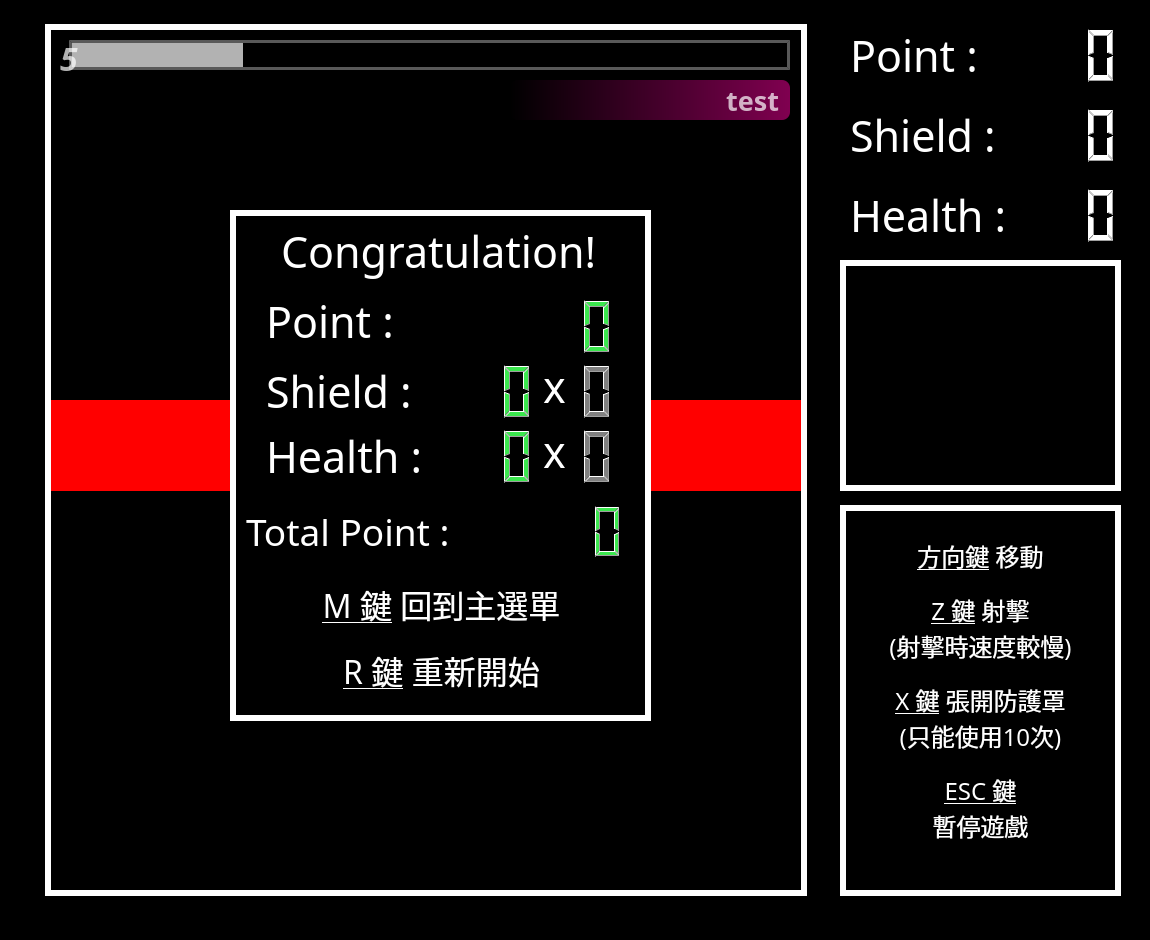
Above: mainwindow.ui from alvin5716/Shooting-Game-Space-Defender before the change. Below: the same form after it.
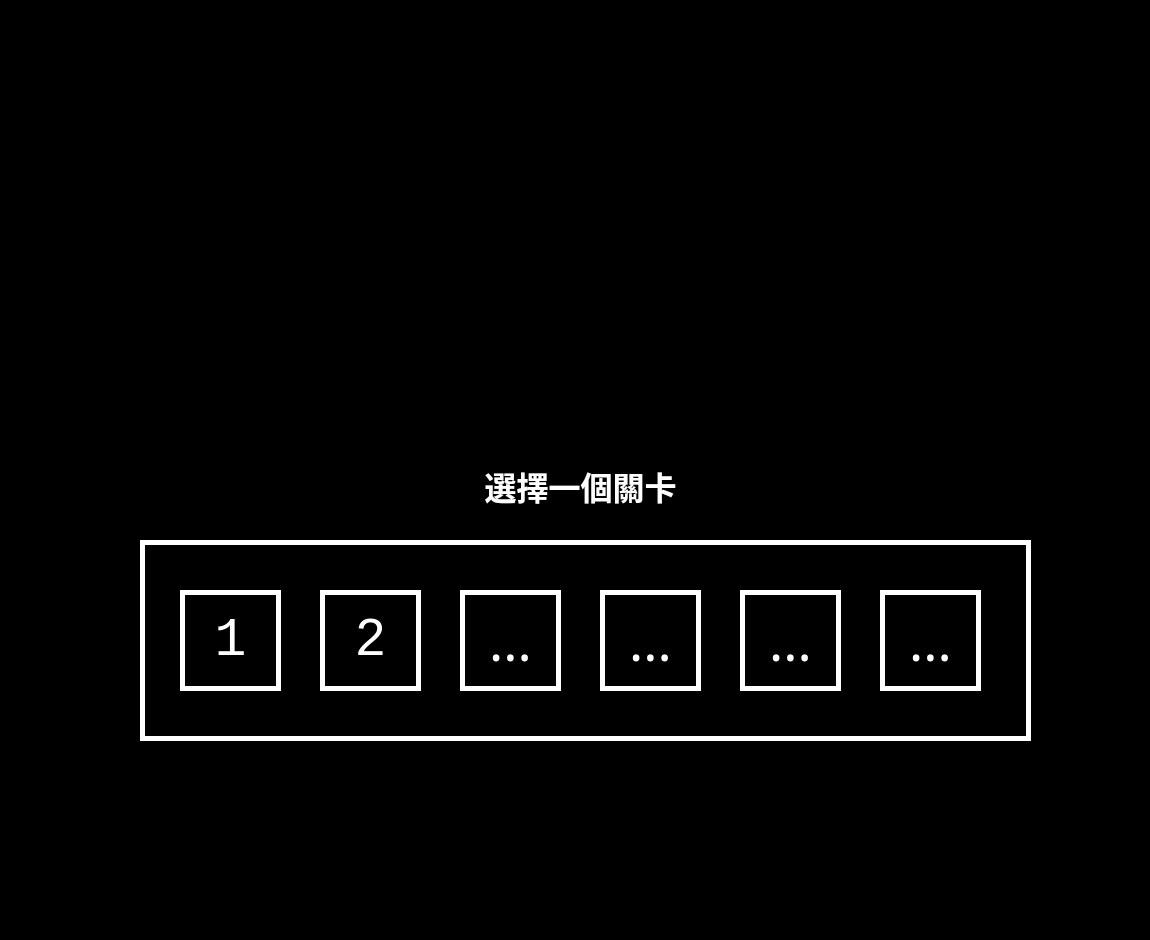
That is the form after the change. Icons and pictures are not drawn.

Commit message: level2 complete

```diff
--- a/mainwindow.ui
+++ b/mainwindow.ui
@@ -12,8 +12,14 @@
   </property>
   <property name="minimumSize">
    <size>
-    <width>999</width>
-    <height>917</height>
+    <width>1150</width>
+    <height>940</height>
+   </size>
+  </property>
+  <property name="maximumSize">
+   <size>
+    <width>1150</width>
+    <height>940</height>
    </size>
   </property>
   <property name="windowTitle">
@@ -35,7 +41,7 @@
      </rect>
     </property>
     <property name="currentIndex">
-     <number>1</number>
+     <number>2</number>
     </property>
     <widget class="QWidget" name="StartPage">
      <widget class="QPushButton" name="startButton">
@@ -399,7 +405,7 @@
 &lt;p align=&quot;center&quot; style=&quot; margin-top:0px; margin-bottom:0px; margin-left:0px; margin-right:0px; -qt-block-indent:0; text-indent:0px;&quot;&gt;&lt;span style=&quot; font-family:'微軟正黑體'; font-size:18pt; font-weight:400;&quot;&gt;(射擊時速度較慢)&lt;/span&gt;&lt;/p&gt;
 &lt;p align=&quot;center&quot; style=&quot; margin-top:0px; margin-bottom:0px; margin-left:0px; margin-right:0px; -qt-block-indent:0; text-indent:0px;&quot;&gt;&lt;span style=&quot; font-family:'微軟正黑體'; font-size:10pt; font-weight:400;&quot;&gt; &lt;/span&gt;&lt;/p&gt;
 &lt;p align=&quot;center&quot; style=&quot; margin-top:0px; margin-bottom:0px; margin-left:0px; margin-right:0px; -qt-block-indent:0; text-indent:0px;&quot;&gt;&lt;span style=&quot; font-family:'微軟正黑體'; font-size:18pt; font-weight:400; text-decoration: underline;&quot;&gt;X 鍵&lt;/span&gt;&lt;span style=&quot; font-family:'微軟正黑體'; font-size:18pt; font-weight:400;&quot;&gt; 張開防護罩&lt;/span&gt;&lt;/p&gt;
-&lt;p align=&quot;center&quot; style=&quot; margin-top:0px; margin-bottom:0px; margin-left:0px; margin-right:0px; -qt-block-indent:0; text-indent:0px;&quot;&gt;&lt;span style=&quot; font-family:'微軟正黑體'; font-size:18pt; font-weight:400;&quot;&gt;(只能使用10次)&lt;/span&gt;&lt;/p&gt;
+&lt;p align=&quot;center&quot; style=&quot; margin-top:0px; margin-bottom:0px; margin-left:0px; margin-right:0px; -qt-block-indent:0; text-indent:0px;&quot;&gt;&lt;span style=&quot; font-family:'微軟正黑體'; font-size:18pt; font-weight:400;&quot;&gt;(只能使用5次)&lt;/span&gt;&lt;/p&gt;
 &lt;p align=&quot;center&quot; style=&quot; margin-top:0px; margin-bottom:0px; margin-left:0px; margin-right:0px; -qt-block-indent:0; text-indent:0px;&quot;&gt;&lt;span style=&quot; font-family:'微軟正黑體'; font-size:10pt; font-weight:400;&quot;&gt; &lt;/span&gt;&lt;/p&gt;
 &lt;p align=&quot;center&quot; style=&quot; margin-top:0px; margin-bottom:0px; margin-left:0px; margin-right:0px; -qt-block-indent:0; text-indent:0px;&quot;&gt;&lt;span style=&quot; font-family:'微軟正黑體'; font-size:18pt; font-weight:400; text-decoration: underline;&quot;&gt;ESC 鍵&lt;/span&gt;&lt;/p&gt;
 &lt;p align=&quot;center&quot; style=&quot; margin-top:0px; margin-bottom:0px; margin-left:0px; margin-right:0px; -qt-block-indent:0; text-indent:0px;&quot;&gt;&lt;span style=&quot; font-family:'微軟正黑體'; font-size:18pt; font-weight:400;&quot;&gt;暫停遊戲&lt;/span&gt;&lt;/p&gt;&lt;/body&gt;&lt;/html&gt;</string>
@@ -864,6 +870,210 @@
      <zorder>EndList</zorder>
      <zorder>textBrowser_5</zorder>
     </widget>
+    <widget class="QWidget" name="SelectPage">
+     <property name="styleSheet">
+      <string notr="true">#SelectPage{
+background-image: url(&quot;:/res/title1.png&quot;);
+}</string>
+     </property>
+     <widget class="QFrame" name="frame_2">
+      <property name="geometry">
+       <rect>
+        <x>140</x>
+        <y>540</y>
+        <width>891</width>
+        <height>201</height>
+       </rect>
+      </property>
+      <property name="styleSheet">
+       <string notr="true">QFrame{
+border: 5px solid white;
+background-color: black;
+color: white;
+}
+QPushButton {
+border: 5px solid white;
+background-color: black;
+color: white;
+}
+QPushButton:hover {
+background-color: grey;
+}</string>
+      </property>
+      <property name="frameShape">
+       <enum>QFrame::StyledPanel</enum>
+      </property>
+      <property name="frameShadow">
+       <enum>QFrame::Raised</enum>
+      </property>
+      <widget class="QPushButton" name="LevelButton_1">
+       <property name="geometry">
+        <rect>
+         <x>40</x>
+         <y>50</y>
+         <width>101</width>
+         <height>101</height>
+        </rect>
+       </property>
+       <property name="font">
+        <font>
+         <family>Consolas</family>
+         <pointsize>40</pointsize>
+        </font>
+       </property>
+       <property name="cursor">
+        <cursorShape>PointingHandCursor</cursorShape>
+       </property>
+       <property name="styleSheet">
+        <string notr="true"/>
+       </property>
+       <property name="text">
+        <string>1</string>
+       </property>
+      </widget>
+      <widget class="QPushButton" name="LevelButton_2">
+       <property name="geometry">
+        <rect>
+         <x>180</x>
+         <y>50</y>
+         <width>101</width>
+         <height>101</height>
+        </rect>
+       </property>
+       <property name="font">
+        <font>
+         <family>Consolas</family>
+         <pointsize>40</pointsize>
+        </font>
+       </property>
+       <property name="cursor">
+        <cursorShape>PointingHandCursor</cursorShape>
+       </property>
+       <property name="styleSheet">
+        <string notr="true"/>
+       </property>
+       <property name="text">
+        <string>2</string>
+       </property>
+      </widget>
+      <widget class="QPushButton" name="LevelButton_3">
+       <property name="geometry">
+        <rect>
+         <x>320</x>
+         <y>50</y>
+         <width>101</width>
+         <height>101</height>
+        </rect>
+       </property>
+       <property name="font">
+        <font>
+         <family>微軟正黑體</family>
+         <pointsize>40</pointsize>
+        </font>
+       </property>
+       <property name="styleSheet">
+        <string notr="true">background-color: black;</string>
+       </property>
+       <property name="text">
+        <string>...</string>
+       </property>
+      </widget>
+      <widget class="QPushButton" name="LevelButton_4">
+       <property name="geometry">
+        <rect>
+         <x>460</x>
+         <y>50</y>
+         <width>101</width>
+         <height>101</height>
+        </rect>
+       </property>
+       <property name="font">
+        <font>
+         <family>微軟正黑體</family>
+         <pointsize>40</pointsize>
+        </font>
+       </property>
+       <property name="styleSheet">
+        <string notr="true">background-color: black;</string>
+       </property>
+       <property name="text">
+        <string>...</string>
+       </property>
+      </widget>
+      <widget class="QPushButton" name="LevelButton_5">
+       <property name="geometry">
+        <rect>
+         <x>600</x>
+         <y>50</y>
+         <width>101</width>
+         <height>101</height>
+        </rect>
+       </property>
+       <property name="font">
+        <font>
+         <family>微軟正黑體</family>
+         <pointsize>40</pointsize>
+        </font>
+       </property>
+       <property name="styleSheet">
+        <string notr="true">background-color: black;</string>
+       </property>
+       <property name="text">
+        <string>...</string>
+       </property>
+      </widget>
+      <widget class="QPushButton" name="LevelButton_6">
+       <property name="geometry">
+        <rect>
+         <x>740</x>
+         <y>50</y>
+         <width>101</width>
+         <height>101</height>
+        </rect>
+       </property>
+       <property name="font">
+        <font>
+         <family>微軟正黑體</family>
+         <pointsize>40</pointsize>
+        </font>
+       </property>
+       <property name="styleSheet">
+        <string notr="true">background-color: black;</string>
+       </property>
+       <property name="text">
+        <string>...</string>
+       </property>
+      </widget>
+     </widget>
+     <widget class="QLabel" name="label_2">
+      <property name="geometry">
+       <rect>
+        <x>410</x>
+        <y>440</y>
+        <width>341</width>
+        <height>91</height>
+       </rect>
+      </property>
+      <property name="font">
+       <font>
+        <family>微軟正黑體</family>
+        <pointsize>24</pointsize>
+        <weight>75</weight>
+        <bold>true</bold>
+       </font>
+      </property>
+      <property name="styleSheet">
+       <string notr="true">background-color: transparent;
+color: white;</string>
+      </property>
+      <property name="text">
+       <string>選擇一個關卡</string>
+      </property>
+      <property name="alignment">
+       <set>Qt::AlignCenter</set>
+      </property>
+     </widget>
+    </widget>
    </widget>
   </widget>
  </widget>
```
The commit also changes 26 other files.
